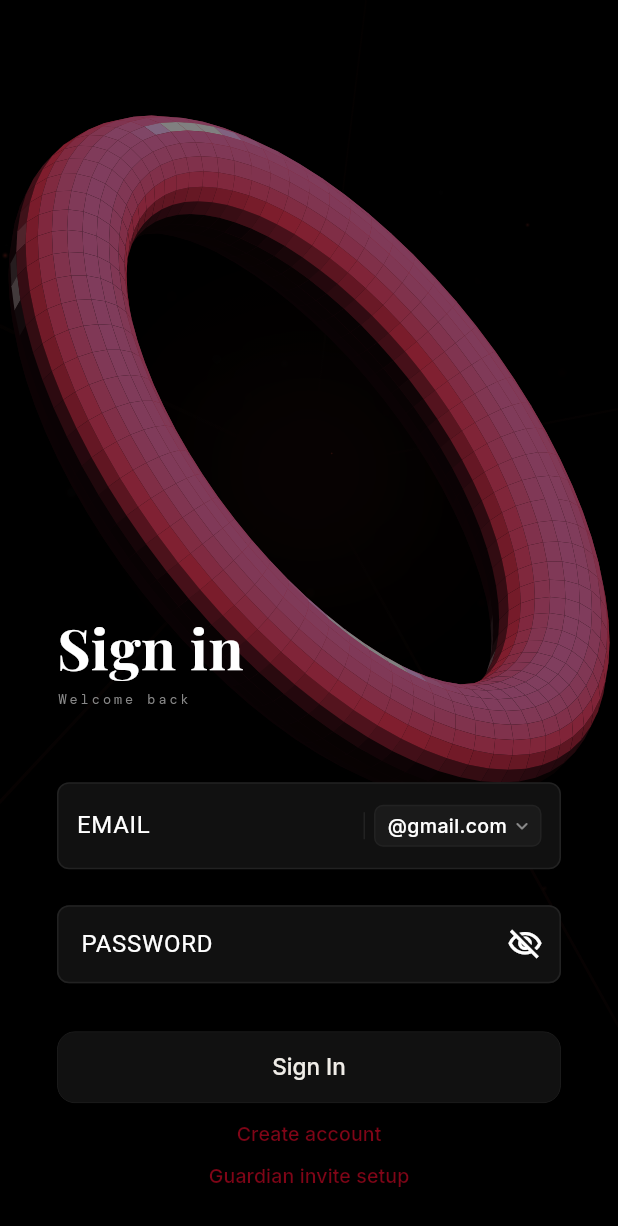
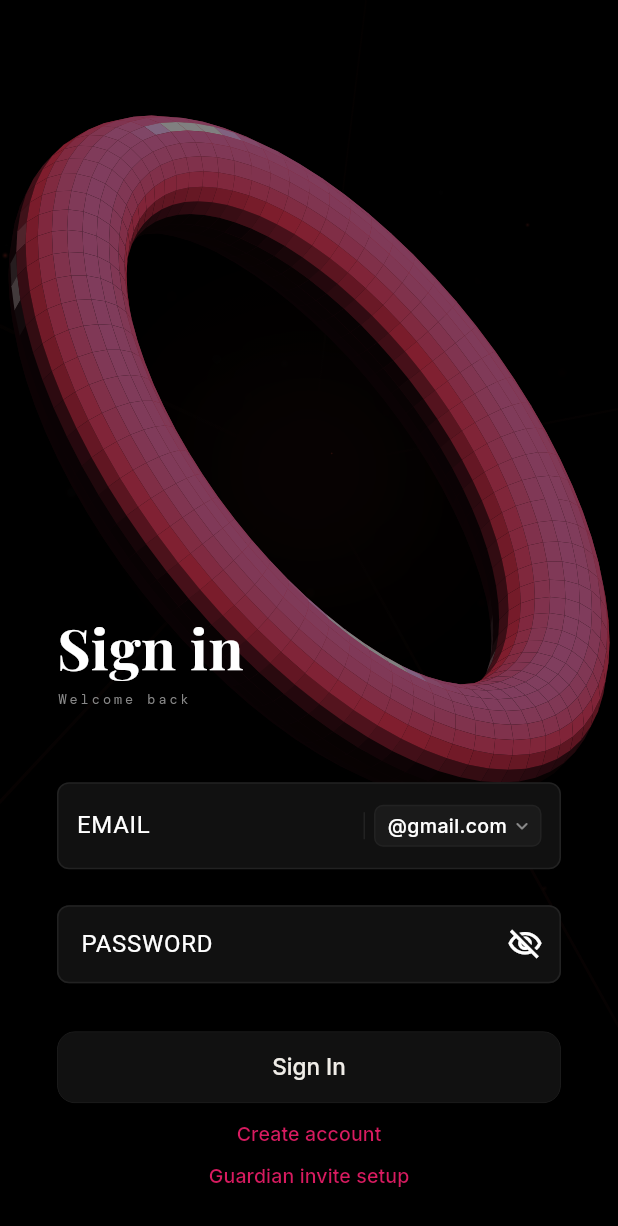
Before and after one commit to ujwalbholan/surakshya-MobileApp, a Flutter app: the LoginScreen screen opened by its route, on a phone screen of 412 x 824 dp. Shown: the top 1226 px of the screen. Run offline on Flutter 3.47's test engine with Material 3 defaults, Android fonts, the phone set to English and light mode, and no system bars; our stand-ins replace battery_plus, flutter_blue_plus, flutter_local_notifications, flutter_map, flutter_riverpod, flutter_secure_storage and 9 more; accounts and stored records are empty.

Commit message:
fix(auth): improve contrast on sign-in screen links (Create account, Guardian invite setup) to meet accessible legibility

```diff
--- a/lib/features/auth/widgets/auth_footer_link.dart
+++ b/lib/features/auth/widgets/auth_footer_link.dart
@@ -2,10 +2,11 @@ library auth_footer_link;
 
 import 'package:flutter/material.dart';
 import 'package:google_fonts/google_fonts.dart';
+import 'package:suraksha/theme/suraksha_colors.dart';
 import 'package:suraksha/theme/suraksha_spacing.dart';
 
-/// Deep red for auth screen footer links (Create account / Sign in).
-const authFooterLinkColor = Color(0xFF800517);
+/// Accessible auth footer link color — aliases [surakshaAuthLink].
+const authFooterLinkColor = surakshaAuthLink;
 
 /// Spacing between primary button and footer link (~½ of [S.md]).
 const authFooterLinkTopGap = S.sm;
@@ -57,24 +58,14 @@ class _AuthFooterLinkState extends State<AuthFooterLink> {
   @override
   Widget build(BuildContext context) {
     return Center(
-      child: MouseRegion(
-        cursor: SystemMouseCursors.click,
-        onEnter: (_) => _setHovered(true),
-        onHover: (_) => _setHovered(true),
-        onExit: (_) {
-          _setHovered(false);
-          _setPressed(false);
-        },
-        child: Listener(
-          onPointerHover: (_) => _setHovered(true),
-          child: GestureDetector(
-            onTapDown: (_) => _setPressed(true),
-            onTapUp: (_) {
-              _setPressed(false);
-              widget.onPressed();
-            },
-            onTapCancel: () => _setPressed(false),
-            behavior: HitTestBehavior.opaque,
+      child: Material(
+        color: Colors.transparent,
+        child: InkWell(
+          onTap: widget.onPressed,
+          onHover: _setHovered,
+          onHighlightChanged: _setPressed,
+          overlayColor: const WidgetStatePropertyAll(surakshaAuthLinkSplash),
+          borderRadius: BorderRadius.circular(4),
           child: Padding(
             padding: const EdgeInsets.symmetric(
               vertical: S.xs,
@@ -105,7 +96,6 @@ class _AuthFooterLinkState extends State<AuthFooterLink> {
           ),
         ),
       ),
-      ),
     );
   }
 }
--- a/lib/theme/suraksha_colors.dart
+++ b/lib/theme/suraksha_colors.dart
@@ -24,6 +24,10 @@ const Color surakshaAuthLeft = Color(0xFF050505);
 const Color surakshaAuthRight = Color(0xFF080808);
 const Color surakshaAuthText = Color(0xFFF0EDE8);
 const Color surakshaAuthFocus = Color(0xB3CC2233);
+/// Auth footer links (≈4.2:1 on black); rose/crimson family matching the ring.
+const Color surakshaAuthLink = Color(0xFFD81B60);
+/// Pressed/hover splash for auth links (~12% of Material pink `#E91E63`).
+const Color surakshaAuthLinkSplash = Color(0x1FE91E63);
 
 const Color surakshaSuccess = Color(0xFF27AE60);
 const Color surakshaWarning = Color(0xFFF39C12);
```
Lines whose indentation alone changed are shown as unchanged.
